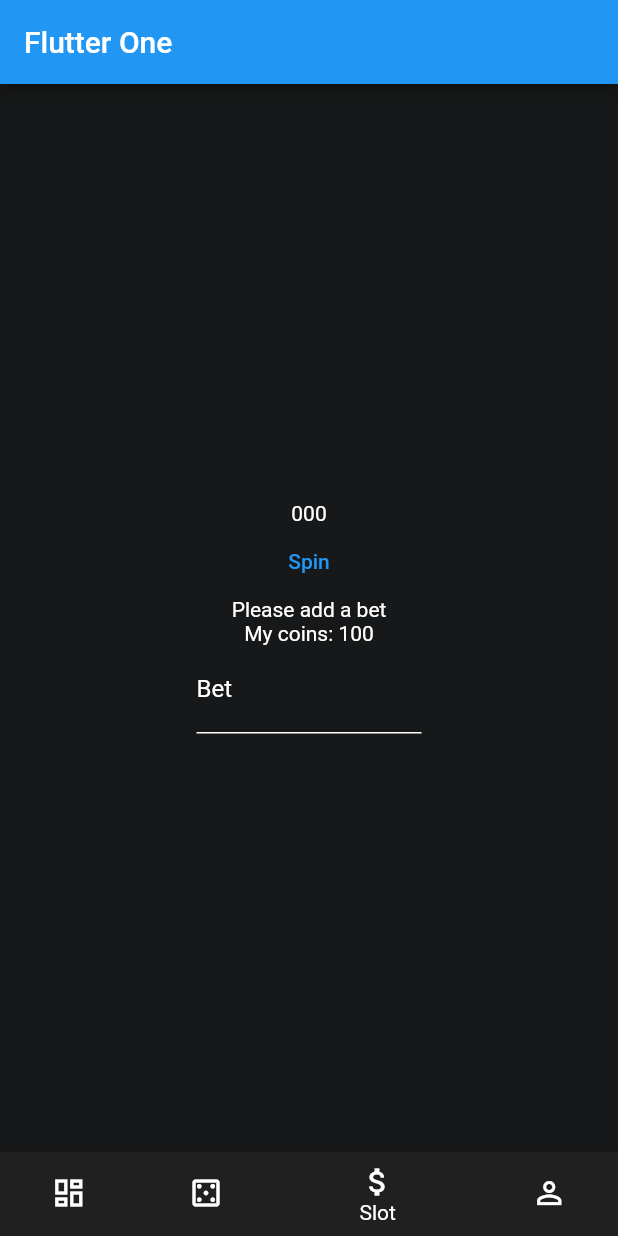
After one commit to paul-dec/FlutterOne, a Flutter app: the screen it shows after launch, item 3 of the bottom bar chosen, after a tap on "Spin", on a phone screen of 412 x 824 dp. The commit adds this screen. Run offline on Flutter 3.47's test engine with Material 2 defaults, Android fonts, the phone set to English and light mode, and no system bars; our stand-ins replace audioplayers, image_picker, shared_preferences.

Commit message:
refactor spin machine + add money for blackjack

```diff
--- a/lib/classes/blackjack_data.dart
+++ b/lib/classes/blackjack_data.dart
@@ -5,4 +5,6 @@ class BlackJackData {
 
   int iaScore = 0;
   int myScore = 0;
+
+  int myMoney = 100;
 }
--- /dev/null
+++ b/lib/classes/slotmachine_data.dart
@@ -0,0 +1,8 @@
+class SlotMachineData {
+  int firstNumber = 0;
+  int secondNumber = 0;
+  int thirdNumber = 0;
+  int myScore = 100;
+  int bet = 1;
+  String errorMsg = '';
+}
--- a/lib/components/blackjack_components.dart
+++ b/lib/components/blackjack_components.dart
@@ -4,6 +4,7 @@ import 'dart:math';
 import 'package:audioplayers/audioplayers.dart';
 import 'package:flutter_one/classes/blackjack_data.dart';
 import 'package:flutter_one/widgets/blackjack_widget.dart';
+import 'package:shared_preferences/shared_preferences.dart';
 
 class BlackJackComponent extends StatefulWidget {
   const BlackJackComponent({Key? key}) : super(key: key);
@@ -15,6 +16,7 @@ class BlackJackComponent extends StatefulWidget {
 class _BlackJackComponentState extends State<BlackJackComponent> {
 
   BlackJackData blackJackData = BlackJackData();
+  late SharedPreferences prefs;
 
   List<String> cards = ["1", "2", "3", "4", "5", "6", "7", "8", "9", "10", "V", "Q", "K"];
   List<int> cardsValue = [1, 2, 3, 4, 5, 6, 7, 8, 9, 10, 10, 10, 10];
@@ -23,7 +25,19 @@ class _BlackJackComponentState extends State<BlackJackComponent> {
   static AudioCache player = AudioCache();
   static const alarmAudioPath = "card_slide.mp3";
 
-  void _initGame() {
+  void _initGame() async {
+    prefs = await SharedPreferences.getInstance();
+    final int? counter;
+    if (prefs.getInt('counter') != null) {
+      counter = prefs.getInt('counter');
+    } else {
+      prefs.setInt('counter', blackJackData.myMoney);
+      counter = blackJackData.myMoney;
+    }
+    setState(() {
+      blackJackData.myMoney = int.parse(counter.toString());
+    });
+
     _drawCard(false);
     int randomValue = rng.nextInt(13);
 
@@ -34,6 +48,8 @@ class _BlackJackComponentState extends State<BlackJackComponent> {
     _drawCard(false);
     if ((blackJackData.myCards.contains("K") || blackJackData.myCards.contains("Q") || blackJackData.myCards.contains("V")) && blackJackData.myCards.contains("| 1 |")) {
       blackJackData.result = "You got a blackjack";
+      blackJackData.myMoney += 15;
+      prefs.setInt('counter', blackJackData.myMoney);
     }
   }
 
@@ -54,6 +70,8 @@ class _BlackJackComponentState extends State<BlackJackComponent> {
 
     if (blackJackData.myScore > 21) {
       blackJackData.result = "You lose";
+      blackJackData.myMoney -= 10;
+      prefs.setInt('counter', blackJackData.myMoney);
     }
   }
 
@@ -72,17 +90,23 @@ class _BlackJackComponentState extends State<BlackJackComponent> {
 
       if (blackJackData.iaScore > 21) {
         blackJackData.result = "You win";
+        blackJackData.myMoney += 10;
+        prefs.setInt('counter', blackJackData.myMoney);
         return;
       }
     }
     if (blackJackData.iaScore > blackJackData.myScore) {
       blackJackData.result = "You lose";
+      blackJackData.myMoney -= 10;
+      prefs.setInt('counter', blackJackData.myMoney);
     }
     if (blackJackData.iaScore == blackJackData.myScore) {
       blackJackData.result = "Draw";
     }
     if (blackJackData.iaScore < blackJackData.myScore) {
       blackJackData.result = "You win";
+      blackJackData.myMoney += 10;
+      prefs.setInt('counter', blackJackData.myMoney);
     }
   }
 
--- /dev/null
+++ b/lib/components/slotmachine_component.dart
@@ -0,0 +1,112 @@
+import 'package:flutter/cupertino.dart';
+import 'package:flutter/material.dart';
+import 'dart:math';
+import 'package:audioplayers/audioplayers.dart';
+import 'package:flutter_one/classes/slotmachine_data.dart';
+import 'package:flutter_one/widgets/slotmachine_widget.dart';
+import 'package:shared_preferences/shared_preferences.dart';
+
+
+class SlotMachineComponent extends StatefulWidget {
+  const SlotMachineComponent({Key? key}) : super(key: key);
+
+  @override
+  _SlotMachineComponentState createState() => _SlotMachineComponentState();
+}
+
+class _SlotMachineComponentState extends State<SlotMachineComponent> {
+  SlotMachineData slotMachineData = SlotMachineData();
+  final myController = TextEditingController();
+
+  @override
+  initState() {
+    super.initState();
+    setupVariable();
+  }
+
+  Future<void> setupVariable() async {
+    final prefs = await SharedPreferences.getInstance();
+    final int? counter;
+    if (prefs.getInt('counter') != null) {
+      counter = prefs.getInt('counter');
+    } else {
+      prefs.setInt('counter', slotMachineData.myScore);
+      counter = slotMachineData.myScore;
+    }
+    setState(() {
+      slotMachineData.myScore = int.parse(counter.toString());
+    });
+  }
+
+  @override
+  void dispose() {
+    // Clean up the controller when the widget is disposed.
+    myController.dispose();
+    super.dispose();
+  }
+  var rng = Random();
+  static AudioCache player = AudioCache();
+  static const jackpotAudioPath = "jackpot.mp3";
+  static const winAudioPath = "win.mp3";
+  static const spinAudioPath = "spin.mp3";
+
+  Future<void> _spinMachine() async {
+    if (myController.text == null || myController.text == "") {
+      setState(() {
+        slotMachineData.errorMsg = 'Please add a bet';
+      });
+      return;
+    }
+    setState(() {
+      slotMachineData.bet = int.parse(myController.text);
+    });
+    if (slotMachineData.myScore < slotMachineData.bet) {
+      setState(() {
+        slotMachineData.errorMsg = 'Balance too low, please reduce your bet';
+      });
+    } else if (slotMachineData.bet == 0) {
+      setState(() {
+        slotMachineData.errorMsg = "You can't bet 0 coins";
+      });
+    } else {
+      player.play(spinAudioPath);
+      slotMachineData.firstNumber = rng.nextInt(10);
+      slotMachineData.secondNumber = rng.nextInt(10);
+      slotMachineData.thirdNumber = rng.nextInt(10);
+      if(slotMachineData.firstNumber == slotMachineData.secondNumber && slotMachineData.secondNumber == slotMachineData.thirdNumber) {
+        player.play(jackpotAudioPath);
+        final prefs = await SharedPreferences.getInstance();
+        setState(() {
+          slotMachineData.myScore = slotMachineData.myScore + slotMachineData.bet * 100;
+          prefs.setInt('counter', slotMachineData.myScore);
+          slotMachineData.errorMsg = 'Jackpot !!!';
+        });
+      } else if(slotMachineData.firstNumber == slotMachineData.secondNumber ||
+          slotMachineData.secondNumber == slotMachineData.thirdNumber ||
+          slotMachineData.thirdNumber == slotMachineData.firstNumber) {
+        player.play(winAudioPath);
+        final prefs = await SharedPreferences.getInstance();
+        setState(() {
+          slotMachineData.myScore = slotMachineData.myScore + slotMachineData.bet * 10;
+          prefs.setInt('counter', slotMachineData.myScore);
+          slotMachineData.errorMsg = 'You won !';
+        });
+      } else {
+        final prefs = await SharedPreferences.getInstance();
+        setState(() {
+          slotMachineData.myScore = slotMachineData.myScore - slotMachineData.bet;
+          prefs.setInt('counter', slotMachineData.myScore);
+          slotMachineData.errorMsg = 'You loose';
+        });
+        // you loose
+      }
+    }
+  }
+
+  @override
+  Widget build(BuildContext context) {
+    return SlotMachineWidget(slotMachineData: slotMachineData,
+        spinMachine: _spinMachine,
+        myController: myController);
+  }
+}
--- a/lib/pages/home_page.dart
+++ b/lib/pages/home_page.dart
@@ -1,8 +1,7 @@
 import 'package:flutter/material.dart';
 import 'package:flutter_one/components/blackjack_components.dart';
+import 'package:flutter_one/components/slotmachine_component.dart';
 import 'package:flutter_one/components/yahtzee_component.dart';
-import 'package:flutter_one/widgets/yahtzee_widget.dart';
-import 'package:flutter_one/widgets/slotmachine.dart';
 import 'package:flutter_one/widgets/profile.dart';
 
 class MyHomePage extends StatefulWidget {
@@ -18,7 +17,7 @@ class _MyHomePageState extends State<MyHomePage> {
   static const List<Widget> _pages = <Widget>[
     BlackJackComponent(),
     YahtzeeComponent(),
-    MySlotMachine(),
+    SlotMachineComponent(),
     ProfileWidget(),
   ];
 
--- a/lib/widgets/blackjack_widget.dart
+++ b/lib/widgets/blackjack_widget.dart
@@ -38,7 +38,8 @@ class BlackJackWidget extends StatelessWidget {
                 child: const Text("Reset"),
               ),
             ],
-          )
+          ),
+          Text("My coins: " + blackJackData.myMoney.toString(), style: const TextStyle(color: Colors.white),),
         ],
       ),
     );
--- /dev/null
+++ b/lib/widgets/slotmachine_widget.dart
@@ -0,0 +1,65 @@
+import 'package:flutter/cupertino.dart';
+import 'package:flutter/material.dart';
+import 'package:flutter/services.dart';
+import 'package:flutter_one/classes/slotmachine_data.dart';
+
+class SlotMachineWidget extends StatelessWidget {
+
+  final SlotMachineData slotMachineData;
+  final VoidCallback spinMachine;
+  final TextEditingController myController;
+
+  const SlotMachineWidget({Key? key, required this.slotMachineData, required this.spinMachine, required this.myController}) : super(key: key);
+
+  @override
+  Widget build(BuildContext context) {
+    return Center(
+        child: Column(
+            mainAxisAlignment: MainAxisAlignment.center,
+            children: [
+              Row(
+                mainAxisAlignment: MainAxisAlignment.center,
+                children: [
+                  Text(slotMachineData.firstNumber.toString(), style: const TextStyle(color: Colors.white),),
+                  Text(slotMachineData.secondNumber.toString(), style: const TextStyle(color: Colors.white),),
+                  Text(slotMachineData.thirdNumber.toString(), style: const TextStyle(color: Colors.white),)
+                ],
+              ),
+              // add input button bet
+              TextButton(
+                onPressed: spinMachine,
+                child: const Text("Spin"),
+              ),
+              Text(slotMachineData.errorMsg, style: const TextStyle(color: Colors.white),),
+              Text("My coins: " + slotMachineData.myScore.toString(), style: const TextStyle(color: Colors.white),),
+              SizedBox(
+                height: 60,
+                width: 150,
+                child:
+                TextField(
+                  controller: myController,
+                  inputFormatters: [FilteringTextInputFormatter.allow(RegExp(r'[0-9]'))],
+                  keyboardType: TextInputType.number,
+                  style: const TextStyle(color: Colors.white),
+                  textAlignVertical: TextAlignVertical.center,
+                  textAlign: TextAlign.center,
+                  decoration: const InputDecoration(
+                    border: OutlineInputBorder(),
+                    labelText: 'Bet',
+                    labelStyle: TextStyle(
+                      color: Colors.white,
+                    ),
+                    enabledBorder: UnderlineInputBorder(
+                      borderSide: BorderSide(color: Colors.white),
+                    ),
+                    focusedBorder: UnderlineInputBorder(
+                      borderSide: BorderSide(color: Colors.white),
+                    ),
+                  ),
+                ),
+              ),
+            ]
+        )
+    );
+  }
+}
```
Also changed, not shown: lib/widgets/slotmachine.dart (deleted, +0 -161 lines).
